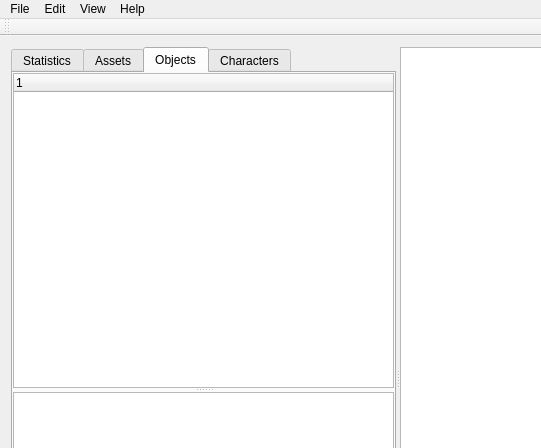
Above: NAMSC_editor/NAMSC_editor.ui from NAMSCdev/NAMSC before the change; both pictures show x 0 to 541 and y 0 to 448 of the 1143 by 720 pixel window. Below: the same form after it.
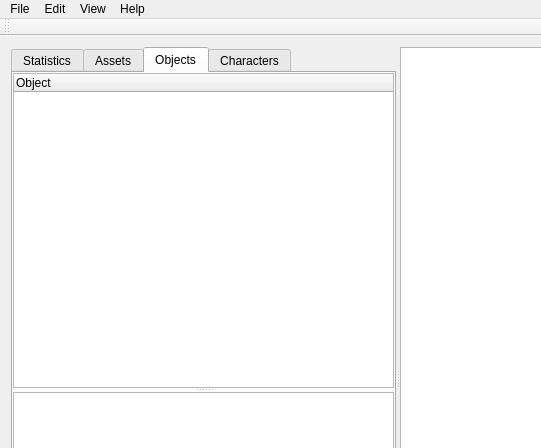
That is the form after the change. Custom widgets are drawn as their Qt base class.

What changed in the file:
```diff
--- a/NAMSC_editor/NAMSC_editor.ui
+++ b/NAMSC_editor/NAMSC_editor.ui
@@ -272,9 +272,21 @@
             <enum>Qt::Vertical</enum>
            </property>
            <widget class="ObjectsTree" name="objectsTree">
+            <property name="autoScroll">
+             <bool>true</bool>
+            </property>
+            <property name="dragDropMode">
+             <enum>QAbstractItemView::DragOnly</enum>
+            </property>
+            <property name="columnCount">
+             <number>1</number>
+            </property>
+            <attribute name="headerVisible">
+             <bool>true</bool>
+            </attribute>
             <column>
              <property name="text">
-              <string notr="true">1</string>
+              <string>Object</string>
              </property>
             </column>
            </widget>
```
Left out of the diff: 14 changed lines with no effect on the pictures.
